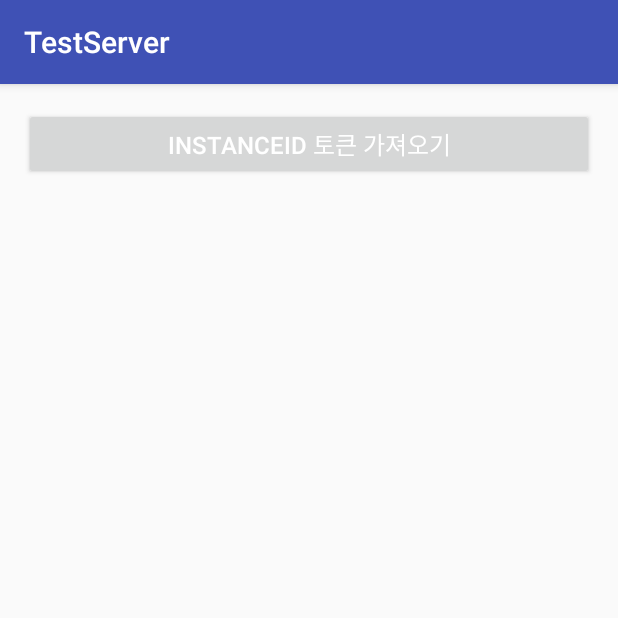
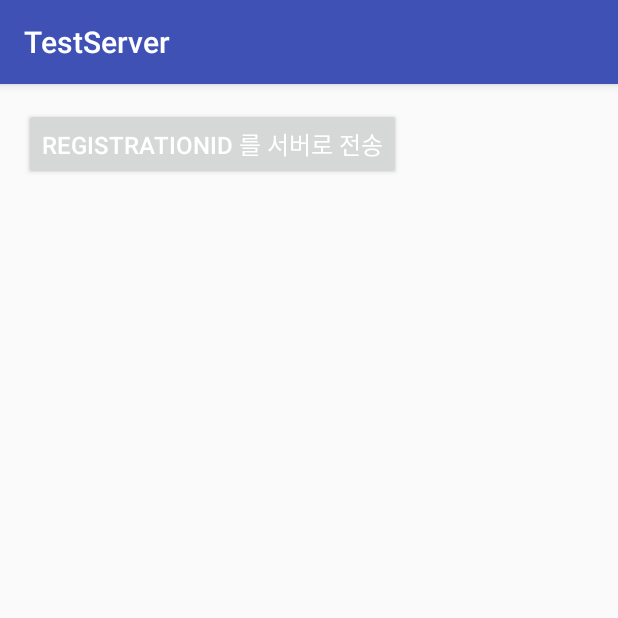
Before and after one commit to jushin17/ictdev2, an Android app: the screen it shows after launch (MainActivity), on a phone screen of 412 x 824 dp, the top half of it. Run offline under Robolectric (Android 15) with nearby library versions, the phone set to English and light mode, and no system bars; 6 statements that could not run were skipped.

Commit message:
first version of android application

```diff
--- /dev/null
+++ b/app/src/main/java/com/example/user/testserver/HttpUtil.java
@@ -0,0 +1,116 @@
+package com.example.user.testserver;
+
+/**
+ * Created by user on 2016-07-21.
+ */
+import android.content.Context;
+import android.os.AsyncTask;
+
+import org.json.JSONException;
+import org.json.JSONObject;
+
+import java.io.BufferedReader;
+import java.io.InputStream;
+import java.io.InputStreamReader;
+import java.io.OutputStream;
+import java.io.UnsupportedEncodingException;
+import java.net.HttpURLConnection;
+import java.net.URL;
+import java.net.URLDecoder;
+
+public class HttpUtil extends AsyncTask<String, String, String> {
+    private Context context;
+
+    public HttpUtil(Context context) {
+        this.context = context;
+    }
+
+    @Override
+    protected void onPreExecute() {
+        // 호출 전
+        System.out.println("************************************************* 서버 호출 선행" );
+    }
+
+
+    @Override
+    public String doInBackground(String... params) {
+        System.out.println("************************************************* 서버 호출" );
+        String paramString = "";
+        String url = params[0];
+        String param1Key = params[1].split(":")[0];
+        String param1Value = params[1].split(":")[1];
+        String param2Key = params[2].split(":")[0];
+        String param2Value = params[2].split(":")[1];
+        System.out.println("************************************************* 서버 호출 url : " + url);
+
+        paramString = param1Key  + "=" + param1Value + "&" + param2Key  + "=" + param2Value ;
+
+        try {
+            URL obj = new URL(url + "?" + paramString);
+            HttpURLConnection conn = (HttpURLConnection) obj.openConnection();
+
+            conn.setReadTimeout(10000);
+            conn.setConnectTimeout(15000);
+            conn.setRequestMethod("POST");
+            conn.setDoInput(true);
+            conn.setDoOutput(true);
+            conn.setRequestProperty("Content-Type", "application/json");
+
+            byte[] outputInBytes = params[0].getBytes("UTF-8");
+            OutputStream os = conn.getOutputStream();
+            os.write( outputInBytes );
+            os.close();
+
+            int retCode = conn.getResponseCode();
+
+            System.out.println("************************************************* 서버 호출 결과 코드 : " + retCode );
+            if (retCode == HttpURLConnection.HTTP_OK) {
+                InputStream is = conn.getInputStream();
+                BufferedReader br = new BufferedReader(new InputStreamReader(is));
+                char[] buff = new char[512];
+                int len = -1;
+                String line;
+                StringBuffer response = new StringBuffer();
+                while((len = br.read(buff)) != -1) {
+                    response.append(new String(buff, 0, len));
+                }
+                br.close();
+                System.out.println("************************************************* 서버 호출 결과 text : " + response.toString());
+
+                return response.toString();
+            }else{
+                System.out.println("************************************************* 서버 호출 실패 code : " + retCode );
+            }
+
+        } catch (Exception e) {
+            e.printStackTrace();
+        }
+        return null;
+    }
+
+    // 호출이 끝난 후
+    @Override
+    protected void onPostExecute(String result) {
+        JSONObject object = null;
+        try {
+            object = new JSONObject(result);
+        } catch (JSONException e) {
+            e.printStackTrace();
+        }
+
+        System.out.println("************************************************* 서버 호출 후행");
+        String rtn = "";
+        try {
+            // return 받은 Json 데이터
+            rtn = URLDecoder.decode(object.getString("DATA"), "UTF-8");
+            ((MainActivity) context).printToast(rtn);
+        } catch (JSONException e) {
+            e.printStackTrace();
+        } catch (UnsupportedEncodingException e) {
+            e.printStackTrace();
+        }
+
+
+    }
+
+}
--- a/app/src/main/java/com/example/user/testserver/MainActivity.java
+++ b/app/src/main/java/com/example/user/testserver/MainActivity.java
@@ -1,142 +1,167 @@
 package com.example.user.testserver;
 
-import android.content.BroadcastReceiver;
 import android.content.Context;
-import android.content.Intent;
-import android.content.IntentFilter;
+import android.content.SharedPreferences;
+import android.content.pm.PackageInfo;
+import android.content.pm.PackageManager;
+import android.os.AsyncTask;
 import android.os.Bundle;
-import android.support.v4.content.LocalBroadcastManager;
+import android.support.design.widget.FloatingActionButton;
+import android.support.design.widget.Snackbar;
 import android.support.v7.app.AppCompatActivity;
-import android.util.Log;
+import android.support.v7.widget.Toolbar;
 import android.view.View;
+import android.view.Menu;
+import android.view.MenuItem;
 import android.widget.Button;
-import android.widget.ProgressBar;
-import android.widget.TextView;
-import android.widget.*;
-
-import com.google.android.gms.common.ConnectionResult;
-import com.google.android.gms.common.GooglePlayServicesUtil;
-
+import android.widget.Toast;
 
 
 import android.app.MediaRouteButton;
+
+import com.google.android.gms.gcm.GoogleCloudMessaging;
+
+import java.io.IOException;
+
 public class MainActivity extends AppCompatActivity {
+    // SharedPreferences에 저장할 때 key 값으로 사용됨
+    public static final String PROPERTY_REG_ID = "registration_id";
 
-    private static final int PLAY_SERVICES_RESOLUTION_REQUEST = 9000;
-    private static final String TAG = "MainActivity";
+    // SharedPreferences에 저장할 때 key 값으로 사용됨
+    public static final String PROPERTY_APP_VERSION = "appVersion";
 
-    private Button mRegistrationButton;
-    private ProgressBar mRegistrationProgressBar;
-    private BroadcastReceiver mRegistrationBroadcastReceiver;
-    private TextView mInformationTextView;
-    public void getInstanceIdToken() {
-        if (checkPlayServices()) {
-            // Start IntentService to register this application with GCM.
-            Intent intent = new Intent(this, RegistrationIntentService.class);
-            startService(intent);
-        }
-    }
+    static String SENDER_ID = "11111111111"; // 프로젝트 아이디
+    static String SERVER_URL = "http://111.111.111.111:8080/gcm/sendGCMReg.do"; // 서버 주소
+    GoogleCloudMessaging gcm;
+    Context context;
+    String regid;
+    private Button btn;
 
-    /**
-     * LocalBroadcast 리시버를 정의한다. 토큰을 획득하기 위한 READY, GENERATING, COMPLETE 액션에 따라 UI에 변화를 준다.
-     */
-    public void registBroadcastReceiver(){
-        mRegistrationBroadcastReceiver = new BroadcastReceiver() {
-            @Override
-            public void onReceive(Context context, Intent intent) {
-                String action = intent.getAction();
-
-
-                if(action.equals(QuickstartPreferences.REGISTRATION_READY)){
-                    // 액션이 READY일 경우
-                    mRegistrationProgressBar.setVisibility(ProgressBar.GONE);
-                    mInformationTextView.setVisibility(View.GONE);
-                } else if(action.equals(QuickstartPreferences.REGISTRATION_GENERATING)){
-                    // 액션이 GENERATING일 경우
-                    mRegistrationProgressBar.setVisibility(ProgressBar.VISIBLE);
-                    mInformationTextView.setVisibility(View.VISIBLE);
-                    mInformationTextView.setText(getString(R.string.registering_message_generating));
-                } else if(action.equals(QuickstartPreferences.REGISTRATION_COMPLETE)){
-                    // 액션이 COMPLETE일 경우
-                    mRegistrationProgressBar.setVisibility(ProgressBar.GONE);
-                    mRegistrationButton.setText(getString(R.string.registering_message_complete));
-                    mRegistrationButton.setEnabled(false);
-                    String token = intent.getStringExtra("token");
-                    mInformationTextView.setText(token);
-                }
-
-            }
-        };
-    }
     @Override
     protected void onCreate(Bundle savedInstanceState) {
         super.onCreate(savedInstanceState);
 
         setContentView(R.layout.activity_main);
 
-        registBroadcastReceiver();
+        context = this;
 
-        // 토큰을 보여줄 TextView를 정의
-        mInformationTextView = (TextView) findViewById(R.id.informationTextView);
-        mInformationTextView.setVisibility(View.GONE);
-        // 토큰을 가져오는 동안 인디케이터를 보여줄 ProgressBar를 정의
-        mRegistrationProgressBar = (ProgressBar) findViewById(R.id.registrationProgressBar);
-        mRegistrationProgressBar.setVisibility(ProgressBar.GONE);
-        // 토큰을 가져오는 Button을 정의
-        mRegistrationButton = (Button) findViewById(R.id.registrationButton);
-        mRegistrationButton.setOnClickListener(new View.OnClickListener() {
-            /**
-             * 버튼을 클릭하면 토큰을 가져오는 getInstanceIdToken() 메소드를 실행한다.
-             * @param view
-             */
+        btn = (Button) findViewById(R.id.button);
+        btn.setOnClickListener(new View.OnClickListener() {
             @Override
-            public void onClick(View view) {
-                getInstanceIdToken();
+            public void onClick(View v) {
+                HttpUtil hu = new HttpUtil(context);
+                String[] params = {SERVER_URL, "KEY:1234", "REG:" + regid};
+                hu.execute(params);
             }
         });
 
+        // gcm 등록
+        gcm = GoogleCloudMessaging.getInstance(this); // GoogleCloudMessaging 클래스의 인스턴스를 생성한다
+        regid = getRegistrationId(context); // 기존에 발급받은 등록 아이디를 가져온다
+
+        if (regid.isEmpty()) { // 기존에 발급된 등록 아이디가 없으면 registerInBackground 메서드를 호출해 GCM 서버에 발급을 요청한다.
+            System.out.println("************************************************* gcm 발급");
+            registerInBackground();
+        }
+
+        System.out.println("************************************************* gcm regid : " + regid);
+
+    }
+    // 저장된 reg id 조회
+    private String getRegistrationId(Context context) {
+        final SharedPreferences prefs = getGCMPreferences(context); // 이전에 저장해둔 등록 아이디를 SharedPreferences에서 가져온다.
+        String registrationId = prefs.getString(PROPERTY_REG_ID, ""); // 저장해둔 등록 아이디가 없으면 빈 문자열을 반환한다.
+        if (registrationId.isEmpty()) {
+            System.out.println("************************************************* Registration not found.");
+            return "";
+        }
+
+        // 앱이 업데이트 되었는지 확인하고, 업데이트 되었다면 기존 등록 아이디를 제거한다.
+        // 새로운 버전에서도 기존 등록 아이디가 정상적으로 동작하는지를 보장할 수 없기 때문이다.
+        int registeredVersion = prefs.getInt(PROPERTY_APP_VERSION, Integer.MIN_VALUE);
+        int currentVersion = getAppVersion(context);
+        if (registeredVersion != currentVersion) { // 이전에 등록 아이디를 저장한 앱의 버전과 현재 버전을 비교해 버전이 변경되었으면 빈 문자열을 반환한다.
+            System.out.println("************************************************* App version changed.");
+            return "";
+        }
+        return registrationId;
     }
 
-    /**
-     * 앱이 실행되어 화면에 나타날때 LocalBoardcastManager에 액션을 정의하여 등록한다.
-     */
-    @Override
-    protected void onResume() {
-        super.onResume();
-        LocalBroadcastManager.getInstance(this).registerReceiver(mRegistrationBroadcastReceiver,
-                new IntentFilter(QuickstartPreferences.REGISTRATION_READY));
-        LocalBroadcastManager.getInstance(this).registerReceiver(mRegistrationBroadcastReceiver,
-                new IntentFilter(QuickstartPreferences.REGISTRATION_GENERATING));
-        LocalBroadcastManager.getInstance(this).registerReceiver(mRegistrationBroadcastReceiver,
-                new IntentFilter(QuickstartPreferences.REGISTRATION_COMPLETE));
-
+    private SharedPreferences getGCMPreferences(Context context) {
+        return getSharedPreferences(MainActivity.class.getSimpleName(),
+                Context.MODE_PRIVATE);
     }
 
-    /**
-     * 앱이 화면에서 사라지면 등록된 LocalBoardcast를 모두 삭제한다.
-     */
-    @Override
-    protected void onPause() {
-        LocalBroadcastManager.getInstance(this).unregisterReceiver(mRegistrationBroadcastReceiver);
-        super.onPause();
+    private static int getAppVersion(Context context) {
+        try {
+            PackageInfo packageInfo = context.getPackageManager()
+                    .getPackageInfo(context.getPackageName(), 0);
+            return packageInfo.versionCode;
+        } catch (PackageManager.NameNotFoundException e) {
+            // should never happen
+            throw new RuntimeException("Could not get package name: " + e);
+        }
     }
 
+    // reg id 발급
+    private void registerInBackground() {
+        new AsyncTask<Void, Void, String>() {
+            @Override
+            protected String doInBackground(Void... params) {
+                String msg = "";
+                try {
+                    if (gcm == null) {
+                        gcm = GoogleCloudMessaging.getInstance(context);
+                    }
+                    regid = gcm.register(SENDER_ID);
+                    msg = "Device registered, registration ID=" + regid;
 
-    /**
-     * Google Play Service를 사용할 수 있는 환경이지를 체크한다.
-     */
-    private boolean checkPlayServices() {
-        int resultCode = GooglePlayServicesUtil.isGooglePlayServicesAvailable(this);
-        if (resultCode != ConnectionResult.SUCCESS) {
-            if (GooglePlayServicesUtil.isUserRecoverableError(resultCode)) {
-                GooglePlayServicesUtil.getErrorDialog(resultCode, this,
-                        PLAY_SERVICES_RESOLUTION_REQUEST).show();
-            } else {
-                Log.i(TAG, "This device is not supported.");
-                finish();
+                    // 서버에 발급받은 등록 아이디를 전송한다.
+                    // 등록 아이디는 서버에서 앱에 푸쉬 메시지를 전송할 때 사용된다.
+                    sendRegistrationIdToBackend();
+
+                    // 등록 아이디를 저장해 등록 아이디를 매번 받지 않도록 한다.
+                    storeRegistrationId(context, regid);
+                } catch (IOException ex) {
+                    msg = "Error :" + ex.getMessage();
+                    // If there is an error, don't just keep trying to register.
+                    // Require the user to click a button again, or perform
+                    // exponential back-off.
+                }
+                return msg;
             }
-            return false;
-        }
-        return true;
+
+            @Override
+            protected void onPostExecute(String msg) {
+                System.out.println("****************************************************************************** msg : " + msg);
+            }
+
+        }.execute(null, null, null);
+    }
+
+    // SharedPreferences에 발급받은 등록 아이디를 저장해 등록 아이디를 여러 번 받지 않도록 하는 데 사용
+    private void storeRegistrationId(Context context, String regid) {
+        final SharedPreferences prefs = getGCMPreferences(context);
+        int appVersion = getAppVersion(context);
+        System.out.println("************************************************* Saving regId on app version " + appVersion);
+        SharedPreferences.Editor editor = prefs.edit();
+        editor.putString(PROPERTY_REG_ID, regid);
+        editor.putInt(PROPERTY_APP_VERSION, appVersion);
+        editor.commit();
+    }
+
+    // 등록 아이디를 서버(앱이랑 통신하는 서버)에 전달
+    // 서버는 이 등록 아이디를 사용자마다 따로 저장해두었다가 특정 사용자에게 푸쉬 메시지를 전송할 때 사용할 수 도 있음
+    private void sendRegistrationIdToBackend() {
+        System.out.println("************************************************* 서버에 regid 전달 : " + regid);
+
+        HttpUtil hu = new HttpUtil(context);
+        String[] params = {SERVER_URL, "KEY:1234", "REG:" + regid};
+        hu.execute(params);
+    }
+
+    // 토스트 생성 함수
+    public void printToast(String txt) {
+        Toast.makeText(this, txt, Toast.LENGTH_SHORT).show();
     }
 }
--- a/app/src/main/res/layout/activity_main.xml
+++ b/app/src/main/res/layout/activity_main.xml
@@ -9,18 +9,13 @@
     android:paddingTop="@dimen/activity_vertical_margin"
     tools:context="com.example.user.testserver.MainActivity">
 
-    <Button android:id="@+id/registrationButton"
-        android:layout_width="fill_parent"
-        android:layout_height="wrap_content" android:text="@string/registering_message_ready" />
-
-    <TextView android:layout_width="wrap_content"
-        android:layout_height="wrap_content"
-        android:id="@+id/informationTextView"
-        android:textAppearance="?android:attr/textAppearanceMedium"/>
-
-    <ProgressBar
+    <Button
         android:layout_width="wrap_content"
         android:layout_height="wrap_content"
-        android:id="@+id/registrationProgressBar" />
+        android:text="RegistrationId 를 서버로 전송"
+        android:id="@+id/button"
+        android:layout_alignParentTop="true"
+        android:layout_alignParentLeft="true"
+        android:layout_alignParentStart="true" />
 
 </RelativeLayout>
```
Also changed, not shown: app/build.gradle (+6 -2 lines), app/src/main/AndroidManifest.xml (+18 -25 lines), app/src/main/java/com/example/user/testserver/GCMIntentService.java (added, +101 -0 lines), app/src/main/java/com/example/user/testserver/GcmBroadcastReceiver.java (added, +26 -0 lines).
